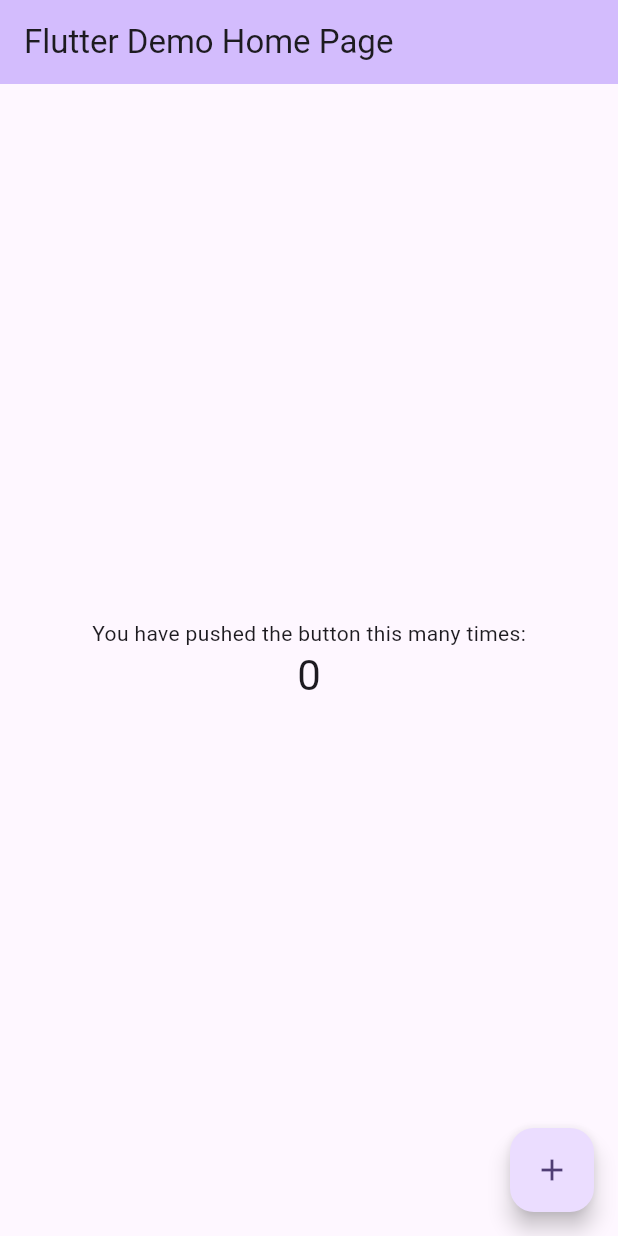
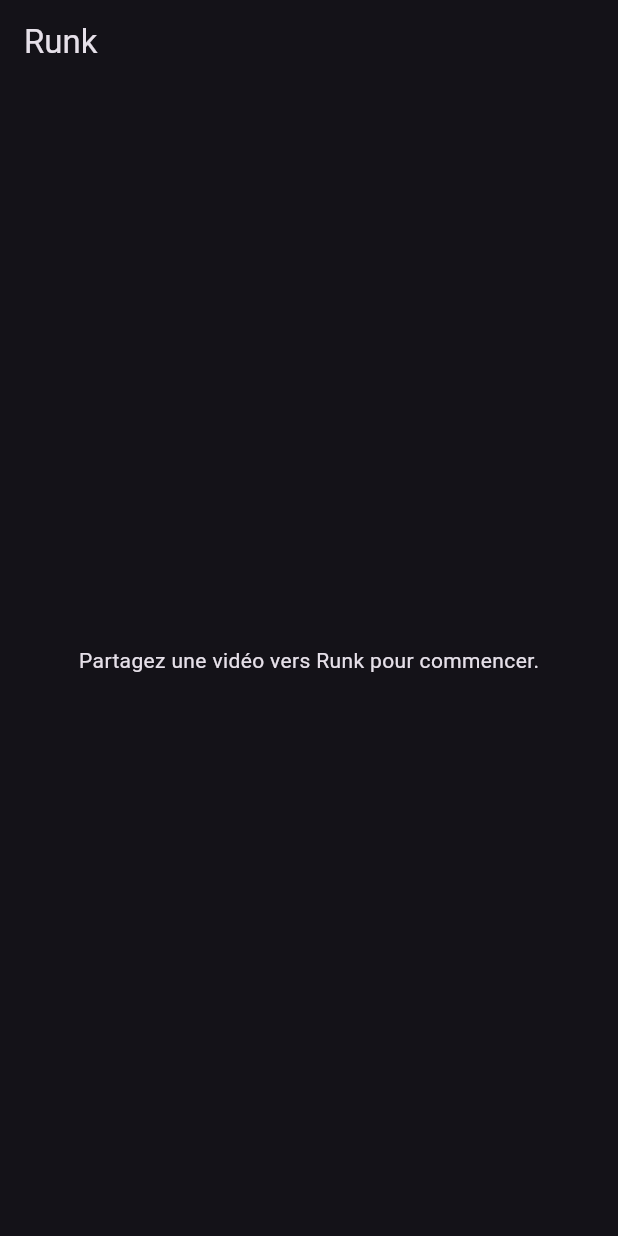
Before and after one commit to joe-pierre/runk, a Flutter app: the screen it shows after launch, on a phone screen of 412 x 824 dp. Run offline on Flutter 3.47's test engine with Material 3 defaults, Android fonts, the phone set to English and light mode, and no system bars; our stand-ins replace flutter_riverpod, isar_community, riverpod_annotation, supabase_flutter; missing offline and left inert: receive_sharing_intent; accounts and stored records are empty; generated files the repository leaves out were written again; statements that could not run were skipped.

Commit message:
feat: UI de base — AddBookmarkSheet, HomeScreen, branchement Share Intent (Tâche 6)
Premier flux complet de bout en bout : ShareIntentGate met en file les URLs
partagées et ouvre AddBookmarkSheet une à la fois (SPEC.md section 13),
la modale récupère les métadonnées via MetadataService puis sauvegarde via
BookmarkRepository, HomeScreen affiche la liste via bookmarkListProvider.
Premier branchement réel de Riverpod (codegen) et d'Isar dans l'app (main.dart),
jusqu'ici seulement exercés en test.

Co-Authored-By: Claude Sonnet 5 <noreply@anthropic.com>
Claude-Session: https://claude.ai/code/session_01NFaKAcuX1Qzhvsc3HmvsHa

```diff
--- /dev/null
+++ b/lib/features/bookmarks/presentation/home_screen.dart
@@ -0,0 +1,55 @@
+import 'package:flutter/material.dart';
+import 'package:flutter_riverpod/flutter_riverpod.dart';
+
+import 'bookmark_card.dart';
+import 'bookmark_list_provider.dart';
+
+/// Écran d'accueil : liste chronologique (date de création décroissante) de
+/// tous les bookmarks non supprimés (voir SPEC.md section 11).
+///
+/// Purement présentationnel : lit [bookmarkListProvider] et affiche l'état
+/// correspondant (chargement, erreur, liste), ne décide jamais lui-même
+/// comment récupérer ou trier les bookmarks (voir CONVENTIONS.md section
+/// Partials / Frontend).
+class HomeScreen extends ConsumerWidget {
+  const HomeScreen({super.key});
+
+  @override
+  Widget build(BuildContext context, WidgetRef ref) {
+    final bookmarksAsync = ref.watch(bookmarkListProvider);
+
+    return Scaffold(
+      appBar: AppBar(title: const Text('Runk')),
+      body: bookmarksAsync.when(
+        loading: () => const Center(child: CircularProgressIndicator()),
+        error: (error, stackTrace) => Center(
+          child: Text(
+            'Impossible de charger vos bookmarks.',
+            style: Theme.of(context).textTheme.bodyMedium,
+          ),
+        ),
+        data: (bookmarks) {
+          if (bookmarks.isEmpty) {
+            return Center(
+              child: Text(
+                'Partagez une vidéo vers Runk pour commencer.',
+                style: Theme.of(context).textTheme.bodyMedium,
+              ),
+            );
+          }
+          return RefreshIndicator(
+            onRefresh: () => ref.read(bookmarkListProvider.notifier).refresh(),
+            child: ListView.builder(
+              padding: const EdgeInsets.all(12),
+              itemCount: bookmarks.length,
+              itemBuilder: (context, index) => Padding(
+                padding: const EdgeInsets.only(bottom: 8),
+                child: BookmarkCard(bookmark: bookmarks[index]),
+              ),
+            ),
+          );
+        },
+      ),
+    );
+  }
+}
--- /dev/null
+++ b/lib/features/bookmarks/presentation/share_intent_gate.dart
@@ -0,0 +1,93 @@
+import 'dart:async';
+import 'dart:collection';
+
+import 'package:flutter/widgets.dart';
+import 'package:flutter_riverpod/flutter_riverpod.dart';
+
+import '../../../core/services/share_intent_service.dart';
+import '../../../core/services/share_intent_service_provider.dart';
+import 'add_bookmark_sheet.dart';
+
+/// Connecte `ShareIntentService` à `AddBookmarkSheet` pour tout le reste de
+/// l'application.
+///
+/// Doit être placé comme contenu de la route initiale de l'app (ex:
+/// `MaterialApp.home`), pour que son `context` soit déjà un descendant du
+/// `Navigator` — nécessaire pour `showModalBottomSheet`.
+///
+/// Ouvre automatiquement la modale d'ajout pour chaque URL reçue via un
+/// partage natif. En cas de partages multiples rapides, les URLs
+/// supplémentaires sont mises en file d'attente (`Queue<String>`) : une
+/// seule modale est affichée à la fois, la suivante ne s'ouvre qu'à la
+/// fermeture de la précédente (voir SPEC.md section 13). Ne contient aucune
+/// logique métier propre : délègue entièrement la récupération de
+/// métadonnées et la sauvegarde à `AddBookmarkSheet`.
+class ShareIntentGate extends ConsumerStatefulWidget {
+  /// Crée le gate au-dessus de [child], le contenu applicatif normal.
+  const ShareIntentGate({super.key, required this.child});
+
+  /// Contenu applicatif au-dessus duquel la modale se superpose.
+  final Widget child;
+
+  @override
+  ConsumerState<ShareIntentGate> createState() => _ShareIntentGateState();
+}
+
+class _ShareIntentGateState extends ConsumerState<ShareIntentGate> {
+  final Queue<String> _pendingUrls = Queue<String>();
+  bool _isProcessingQueue = false;
+  StreamSubscription<String>? _subscription;
+
+  @override
+  void initState() {
+    super.initState();
+    final service = ref.read(shareIntentServiceProvider);
+    _subscription = service.sharedUrlStream.listen(_enqueueUrl);
+    unawaited(_initialize(service));
+  }
+
+  @override
+  void dispose() {
+    _subscription?.cancel();
+    super.dispose();
+  }
+
+  /// Démarre l'écoute des partages natifs sans jamais bloquer le démarrage
+  /// de l'app si le canal natif est indisponible (ex: Share Extension iOS
+  /// pas encore configurée dans Xcode, voir DECISIONS.md Tâche 3, ou build
+  /// sur une plateforme desktop sans support du plugin) — dégradation
+  /// propre (SPEC.md section 4 règle 3), journalisée explicitement, jamais
+  /// un `catch` silencieux.
+  Future<void> _initialize(ShareIntentService service) async {
+    try {
+      await service.initialize();
+    } on Exception catch (error) {
+      debugPrint('ShareIntentService.initialize a échoué : $error');
+    }
+  }
+
+  void _enqueueUrl(String url) {
+    _pendingUrls.add(url);
+    unawaited(_processQueue());
+  }
+
+  /// Affiche une modale par URL en attente, dans l'ordre de réception,
+  /// jamais deux en même temps : `AddBookmarkSheet.show` n'est rappelé
+  /// qu'une fois la précédente refermée.
+  Future<void> _processQueue() async {
+    if (_isProcessingQueue) return;
+    _isProcessingQueue = true;
+    try {
+      while (_pendingUrls.isNotEmpty) {
+        final url = _pendingUrls.removeFirst();
+        if (!mounted) return;
+        await AddBookmarkSheet.show(context, url: url);
+      }
+    } finally {
+      _isProcessingQueue = false;
+    }
+  }
+
+  @override
+  Widget build(BuildContext context) => widget.child;
+}
--- a/lib/main.dart
+++ b/lib/main.dart
@@ -1,127 +1,33 @@
 import 'package:flutter/material.dart';
+import 'package:flutter_riverpod/flutter_riverpod.dart';
 
 import 'core/services/supabase_service.dart';
+import 'features/bookmarks/presentation/home_screen.dart';
+import 'features/bookmarks/presentation/share_intent_gate.dart';
 
 Future<void> main() async {
   WidgetsFlutterBinding.ensureInitialized();
   await SupabaseService.initialize();
 
-  runApp(const MyApp());
+  runApp(const ProviderScope(child: RunkApp()));
 }
 
-class MyApp extends StatelessWidget {
-  const MyApp({super.key});
+/// Widget racine de Runk.
+///
+/// Configure le thème (sombre par défaut, voir SPEC.md section 10) et place
+/// `ShareIntentGate` comme contenu de la route initiale : son `context` est
+/// ainsi déjà un descendant du `Navigator` créé par `MaterialApp`, ce qui lui
+/// permet d'ouvrir `AddBookmarkSheet` dès qu'un partage est reçu (voir
+/// SPEC.md section 13).
+class RunkApp extends StatelessWidget {
+  const RunkApp({super.key});
 
-  // This widget is the root of your application.
   @override
   Widget build(BuildContext context) {
     return MaterialApp(
-      title: 'Flutter Demo',
-      theme: ThemeData(
-        // This is the theme of your application.
-        //
-        // TRY THIS: Try running your application with "flutter run". You'll see
-        // the application has a purple toolbar. Then, without quitting the app,
-        // try changing the seedColor in the colorScheme below to Colors.green
-        // and then invoke "hot reload" (save your changes or press the "hot
-        // reload" button in a Flutter-supported IDE, or press "r" if you used
-        // the command line to start the app).
-        //
-        // Notice that the counter didn't reset back to zero; the application
-        // state is not lost during the reload. To reset the state, use hot
-        // restart instead.
-        //
-        // This works for code too, not just values: Most code changes can be
-        // tested with just a hot reload.
-        colorScheme: ColorScheme.fromSeed(seedColor: Colors.deepPurple),
-      ),
-      home: const MyHomePage(title: 'Flutter Demo Home Page'),
+      title: 'Runk',
+      theme: ThemeData.dark(useMaterial3: true),
+      home: const ShareIntentGate(child: HomeScreen()),
     );
   }
 }
-
-class MyHomePage extends StatefulWidget {
-  const MyHomePage({super.key, required this.title});
-
-  // This widget is the home page of your application. It is stateful, meaning
-  // that it has a State object (defined below) that contains fields that affect
-  // how it looks.
-
-  // This class is the configuration for the state. It holds the values (in this
-  // case the title) provided by the parent (in this case the App widget) and
-  // used by the build method of the State. Fields in a Widget subclass are
-  // always marked "final".
-
-  final String title;
-
-  @override
-  State<MyHomePage> createState() => _MyHomePageState();
-}
-
-class _MyHomePageState extends State<MyHomePage> {
-  int _counter = 0;
-
-  void _incrementCounter() {
-    setState(() {
-      // This call to setState tells the Flutter framework that something has
-      // changed in this State, which causes it to rerun the build method below
-      // so that the display can reflect the updated values. If we changed
-      // _counter without calling setState(), then the build method would not be
-      // called again, and so nothing would appear to happen.
-      _counter++;
-    });
-  }
-
-  @override
-  Widget build(BuildContext context) {
-    // This method is rerun every time setState is called, for instance as done
-    // by the _incrementCounter method above.
-    //
-    // The Flutter framework has been optimized to make rerunning build methods
-    // fast, so that you can just rebuild anything that needs updating rather
-    // than having to individually change instances of widgets.
-    return Scaffold(
-      appBar: AppBar(
-        // TRY THIS: Try changing the color here to a specific color (to
-        // Colors.amber, perhaps?) and trigger a hot reload to see the AppBar
-        // change color while the other colors stay the same.
-        backgroundColor: Theme.of(context).colorScheme.inversePrimary,
-        // Here we take the value from the MyHomePage object that was created by
-        // the App.build method, and use it to set our appbar title.
-        title: Text(widget.title),
-      ),
-      body: Center(
-        // Center is a layout widget. It takes a single child and positions it
-        // in the middle of the parent.
-        child: Column(
-          // Column is also a layout widget. It takes a list of children and
-          // arranges them vertically. By default, it sizes itself to fit its
-          // children horizontally, and tries to be as tall as its parent.
-          //
-          // Column has various properties to control how it sizes itself and
-          // how it positions its children. Here we use mainAxisAlignment to
-          // center the children vertically; the main axis here is the vertical
-          // axis because Columns are vertical (the cross axis would be
-          // horizontal).
-          //
-          // TRY THIS: Invoke "debug painting" (choose the "Toggle Debug Paint"
-          // action in the IDE, or press "p" in the console), to see the
-          // wireframe for each widget.
-          mainAxisAlignment: MainAxisAlignment.center,
-          children: <Widget>[
-            const Text('You have pushed the button this many times:'),
-            Text(
-              '$_counter',
-              style: Theme.of(context).textTheme.headlineMedium,
-            ),
-          ],
-        ),
-      ),
-      floatingActionButton: FloatingActionButton(
-        onPressed: _incrementCounter,
-        tooltip: 'Increment',
-        child: const Icon(Icons.add),
-      ), // This trailing comma makes auto-formatting nicer for build methods.
-    );
-  }
-}
```
Also changed, not shown: lib/core/services/metadata/metadata_service_provider.dart (added, +23 -0 lines), lib/core/services/share_intent_service_provider.dart (added, +18 -0 lines), lib/features/bookmarks/data/bookmark_repository_provider.dart (added, +40 -0 lines), lib/features/bookmarks/presentation/add_bookmark_sheet.dart (added, +206 -0 lines), lib/features/bookmarks/presentation/bookmark_card.dart (added, +144 -0 lines), lib/features/bookmarks/presentation/bookmark_list_provider.dart (added, +32 -0 lines), lib/core/services/metadata/metadata_service_provider.g.dart (added), lib/core/services/share_intent_service_provider.g.dart (added), lib/features/bookmarks/data/bookmark_repository_provider.g.dart (added), lib/features/bookmarks/presentation/bookmark_list_provider.g.dart (added), 5 other files.
